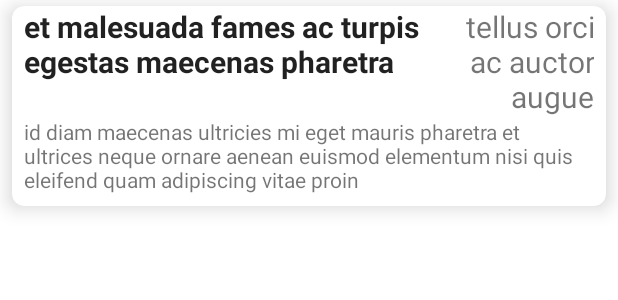
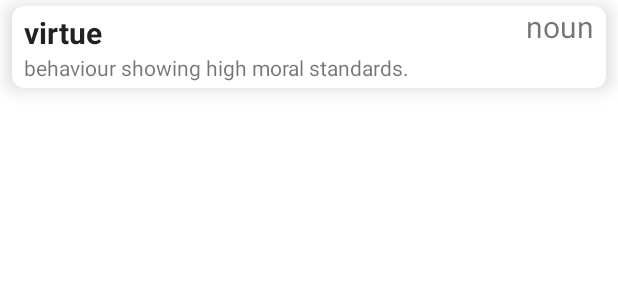
Before and after one commit to emirhalici/MyEnglishDictionary, an Android app: the layout compact_card.xml on its own in the app's theme, with its tools: preview values and no code run, on a phone screen of 412 x 824 dp. Shown: the top 300 px of the screen. Run offline under Robolectric (Android 15) with nearby library versions, the phone set to English and light mode, and no system bars.

Commit message:
small ui changes

```diff
--- a/app/src/main/res/layout/compact_card.xml
+++ b/app/src/main/res/layout/compact_card.xml
@@ -1,7 +1,7 @@
 <?xml version="1.0" encoding="utf-8"?>
-<androidx.cardview.widget.CardView xmlns:android="http://schemas.android.com/apk/res/android"
+<com.google.android.material.card.MaterialCardView
+    xmlns:android="http://schemas.android.com/apk/res/android"
     xmlns:app="http://schemas.android.com/apk/res-auto"
-    xmlns:tools="http://schemas.android.com/tools"
     android:layout_width="match_parent"
     android:layout_height="wrap_content"
     android:layout_marginStart="8dp"
@@ -22,8 +22,8 @@
             android:layout_width="0dp"
             android:layout_height="wrap_content"
             android:layout_alignParentStart="true"
-            android:layout_marginBottom="8dp"
-            android:text="id diam maecenas ultricies mi eget mauris pharetra et ultrices neque ornare aenean euismod elementum nisi quis eleifend quam adipiscing vitae proin"
+            android:layout_marginBottom="4dp"
+            android:text="behaviour showing high moral standards."
             android:textSize="14dp"
             app:layout_constraintBottom_toBottomOf="parent"
             app:layout_constraintEnd_toEndOf="@+id/linearLayout"
@@ -46,9 +46,9 @@
                 android:layout_height="wrap_content"
                 android:layout_alignParentStart="true"
                 android:layout_alignParentTop="true"
-                android:layout_marginTop="0dp"
+                android:layout_marginTop="4dp"
                 android:maxWidth="280dp"
-                android:text="et malesuada fames ac turpis egestas maecenas pharetra"
+                android:text="virtue"
                 android:textAlignment="textStart"
                 android:textAppearance="@style/TextAppearance.AppCompat.Body1"
                 android:textSize="20dp"
@@ -66,7 +66,7 @@
                 android:layout_marginRight="0dp"
                 android:layout_toEndOf="@+id/tv_word"
                 android:maxWidth="190dp"
-                android:text="tellus orci ac auctor augue"
+                android:text="noun"
                 android:textAlignment="textEnd"
                 android:textSize="20dp" />
 
@@ -74,4 +74,4 @@
 
     </androidx.constraintlayout.widget.ConstraintLayout>
 
-</androidx.cardview.widget.CardView>
+</com.google.android.material.card.MaterialCardView>
```
Also changed, not shown: app/src/main/res/layout/add_item_card.xml (+7 -5 lines), app/src/main/res/layout/home_item_card.xml (+5 -4 lines).
